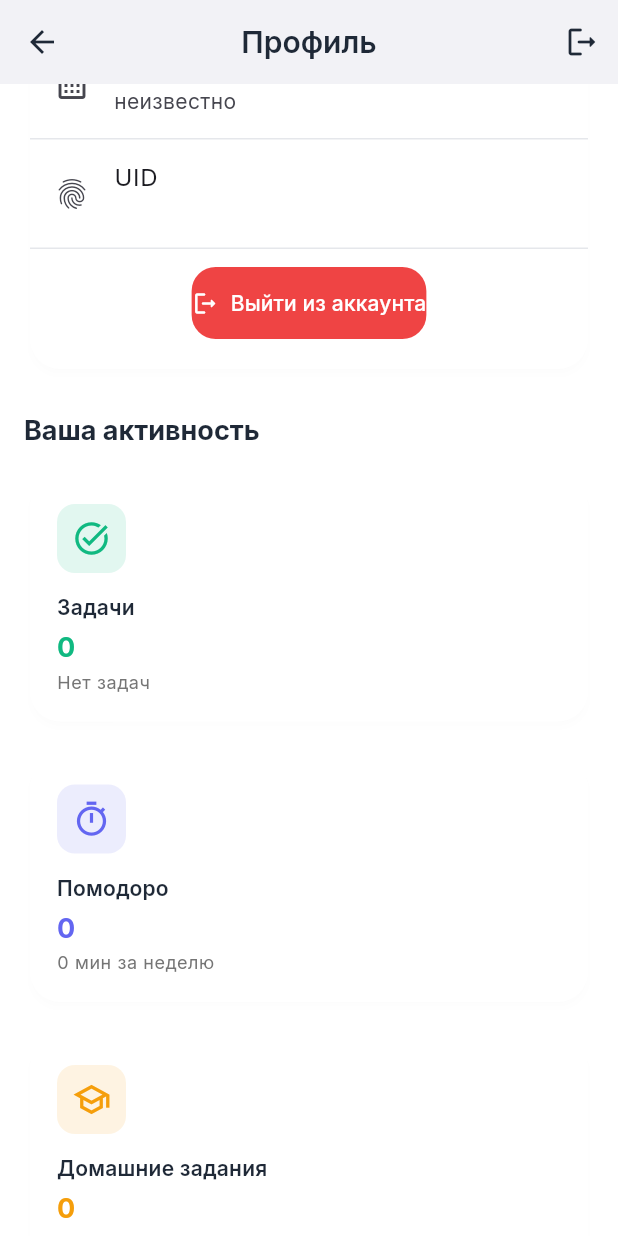
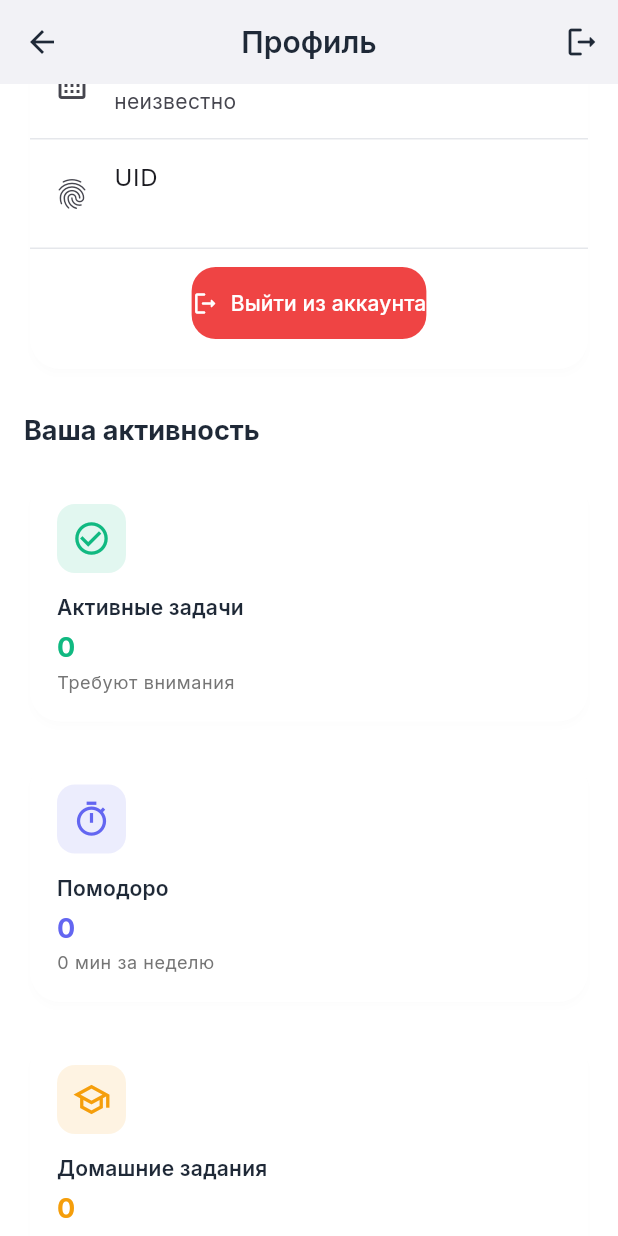
Before and after one commit to genazavr/time, a Flutter app: the ProfileScreen screen opened directly, scrolled down 576 dp, on a phone screen of 412 x 824 dp. Run offline on Flutter 3.47's test engine with Material 3 defaults, Android fonts, the phone set to English and light mode, and no system bars; our stand-ins replace file_picker, firebase_auth, firebase_core, firebase_database, flutter_local_notifications, flutter_staggered_animations and 7 more; accounts and stored records are empty.

Commit message:
feat(profile): add active tasks display and fix UI overflows; enhance notes creation and Eisenhower matrix

```diff
--- a/lib/models/user_metrics.dart
+++ b/lib/models/user_metrics.dart
@@ -4,6 +4,7 @@ class UserMetrics {
   final int totalTasks;
   final int completedTasks;
   final int tasksDueToday;
+  final int activeTasks;
   final int totalHomework;
   final int completedHomework;
   final int overdueHomework;
@@ -18,6 +19,7 @@ class UserMetrics {
     required this.totalTasks,
     required this.completedTasks,
     required this.tasksDueToday,
+    required this.activeTasks,
     required this.totalHomework,
     required this.completedHomework,
     required this.overdueHomework,
@@ -45,6 +47,7 @@ class UserMetrics {
     totalTasks: 0,
     completedTasks: 0,
     tasksDueToday: 0,
+    activeTasks: 0,
     totalHomework: 0,
     completedHomework: 0,
     overdueHomework: 0,
--- a/lib/screens/profile/profile_screen.dart
+++ b/lib/screens/profile/profile_screen.dart
@@ -553,11 +553,11 @@ class _ProfileScreenState extends State<ProfileScreen> {
   Widget _buildStatsSection(UserMetrics metrics) {
     final stats = [
       _ProfileStat(
-        icon: Icons.task_alt,
+        icon: Icons.check_circle_outline,
         color: AppTheme.accentColor,
-        title: 'Задачи',
-        value: metrics.completedTasks.toString(),
-        subtitle: metrics.totalTasks > 0 ? 'из ${metrics.totalTasks}' : 'Нет задач',
+        title: 'Активные задачи',
+        value: metrics.activeTasks.toString(),
+        subtitle: 'Требуют внимания',
       ),
       _ProfileStat(
         icon: Icons.timer_outlined,
```
Also changed, not shown: lib/screens/eisenhower/eisenhower_screen.dart (+12 -3 lines), lib/screens/notes/notes_screen.dart (+5 -2 lines), lib/services/app_state_service.dart (+20 -1 lines).
